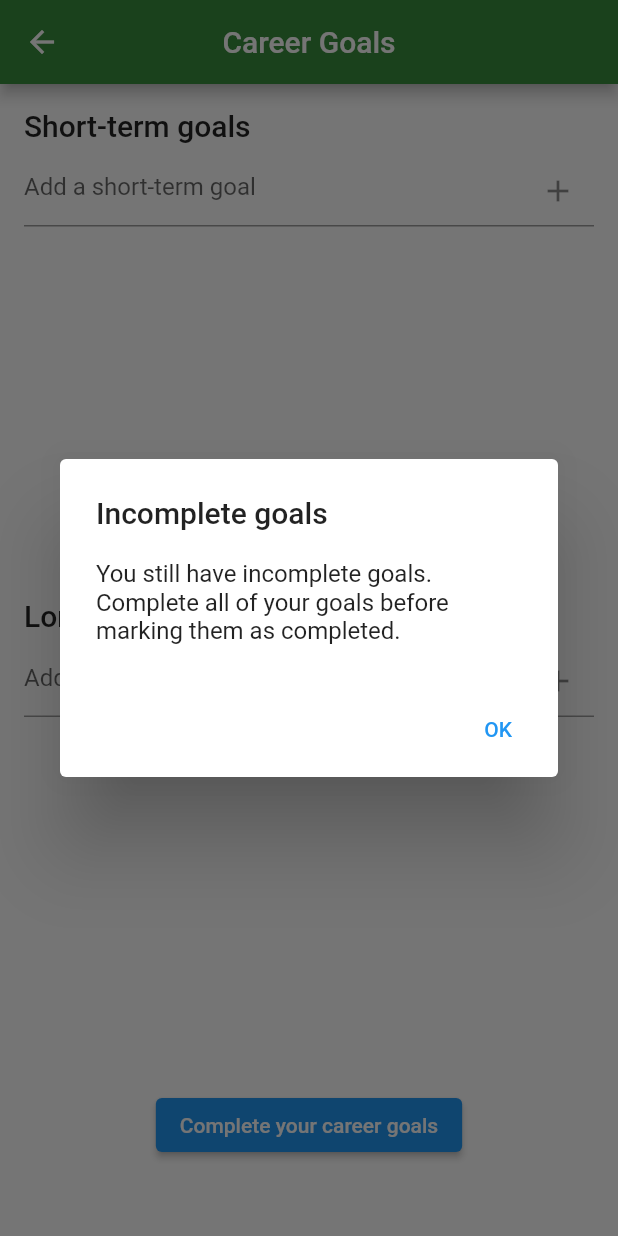
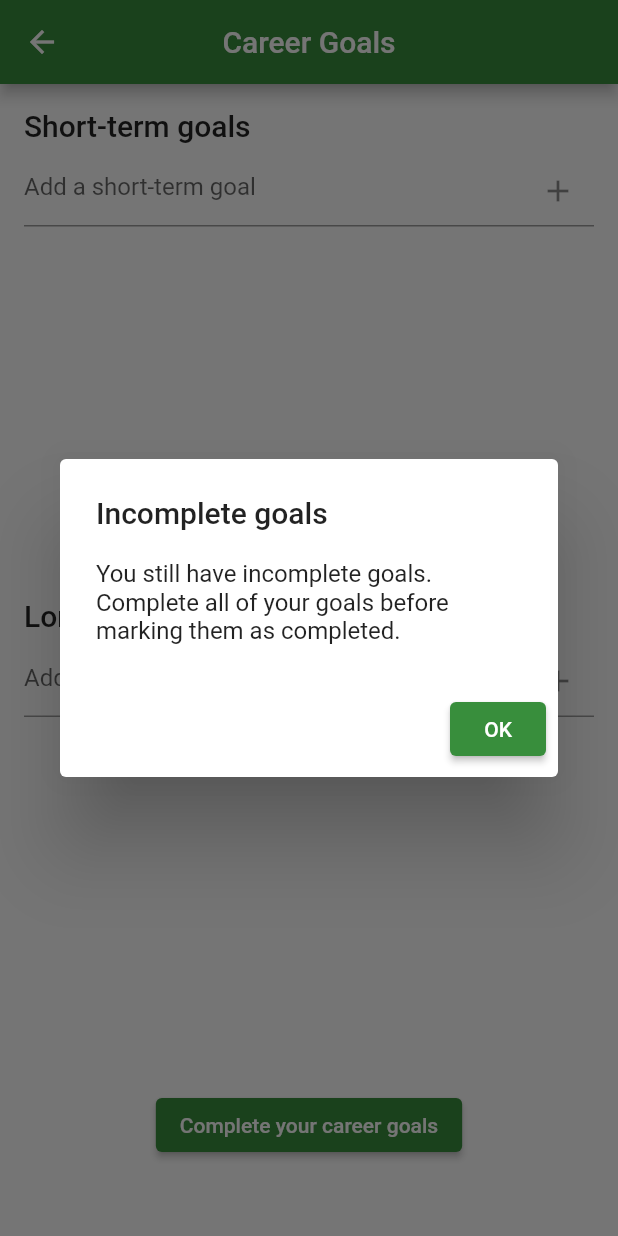
Before and after one commit to JayNordy/csfinalproject, a Flutter app: the CareerGoalsPage screen opened directly with empty values, after a tap on "Complete your career goals", on a phone screen of 412 x 824 dp. Run offline on Flutter 3.47's test engine with Material 2 defaults, Android fonts, the phone set to English and light mode, and no system bars; our stand-ins replace audioplayers, flutter_rating_bar.

Commit message:
final commit

```diff
--- a/lib/pages/career_goals_page.dart
+++ b/lib/pages/career_goals_page.dart
@@ -302,11 +302,13 @@ class _CareerGoalsPageState extends State<CareerGoalsPage> with TickerProviderSt
                             content: Text('You have completed your career goals for now.\n\n'
                                 'You have completed your goals ${completedGoalsCount} times.'),
                             actions: <Widget>[
-                              TextButton(
+                              ElevatedButton(
                                 child: Text('OK'),
                                 onPressed: () {
                                   Navigator.of(context).pop();
                                 },
+                                style: ElevatedButton.styleFrom(
+                                    primary: Colors.green.shade700),
                               ),
                             ],
                           );
@@ -324,11 +326,13 @@ class _CareerGoalsPageState extends State<CareerGoalsPage> with TickerProviderSt
                             title: Text('Incomplete goals'),
                             content: Text('You still have incomplete goals. Complete all of your goals before marking them as completed.'),
                             actions: <Widget>[
-                              TextButton(
+                              ElevatedButton(
                                 child: Text('OK'),
                                 onPressed: () {
                                   Navigator.of(context).pop();
                                 },
+                                style: ElevatedButton.styleFrom(
+                                    primary: Colors.green.shade700),
                               ),
                             ],
                           );
@@ -336,6 +340,8 @@ class _CareerGoalsPageState extends State<CareerGoalsPage> with TickerProviderSt
                       );
                     }
                   },
+                  style: ElevatedButton.styleFrom(
+                      primary: Colors.green.shade700),
                   child: Text('Complete your career goals'),
                 ),
               ),
```
